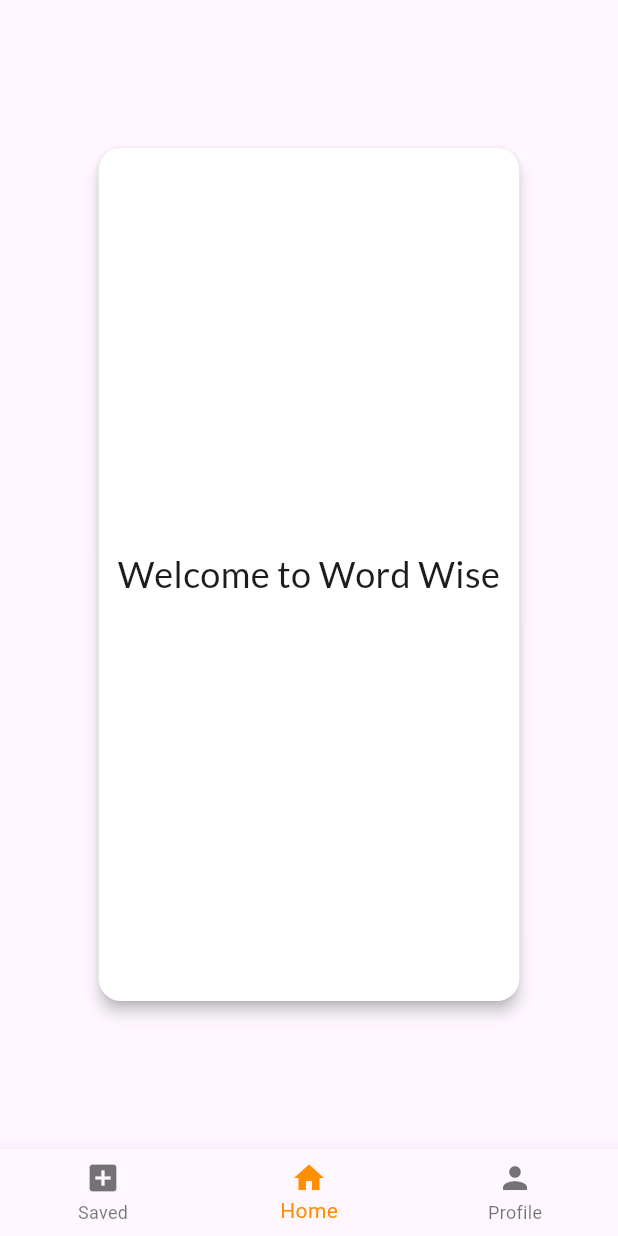
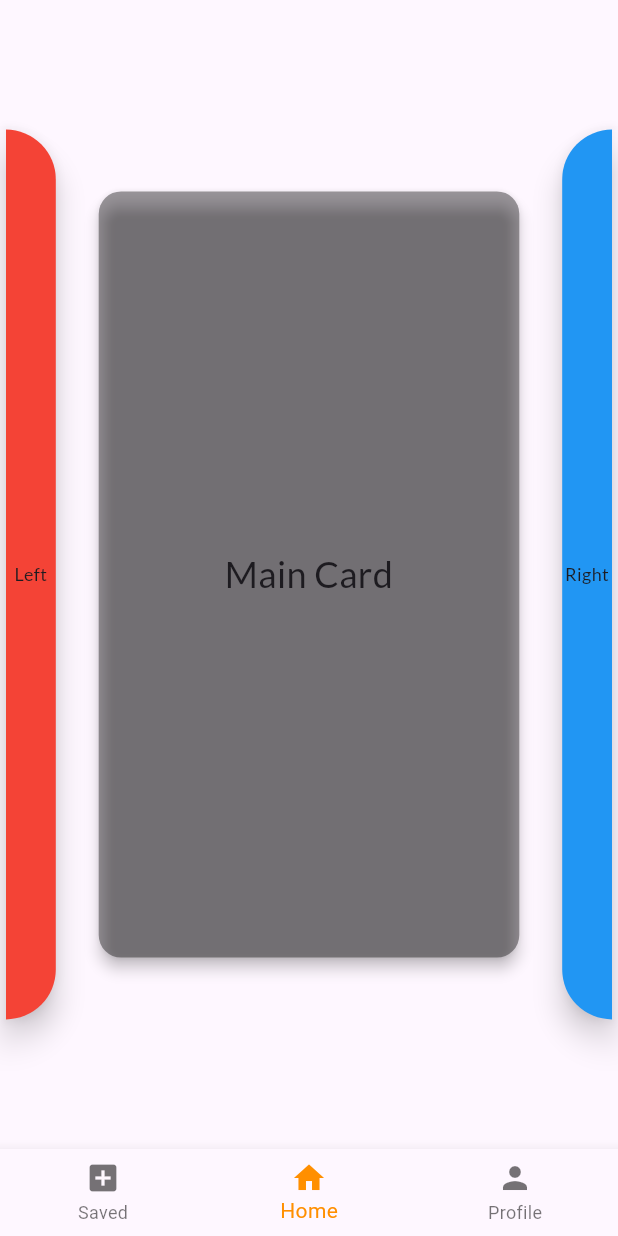
Before and after one commit to ipobeatz/AppJam, a Flutter app: the MyHomePage screen opened directly, on a phone screen of 412 x 824 dp. Run offline on Flutter 3.47's test engine with Material 3 defaults, Android fonts, the phone set to English and light mode, and no system bars; our stand-ins replace flutter_svg, google_fonts; network calls fail.

Commit message:
home screen design has been designed

```diff
--- a/lib/homeScreen.dart
+++ b/lib/homeScreen.dart
@@ -1,6 +1,5 @@
 import 'package:flutter/material.dart';
 import 'package:google_fonts/google_fonts.dart';
-import 'package:flutter_svg/flutter_svg.dart';
 import 'package:word_wise/loginScreen.dart';
 import 'package:word_wise/splashScreen.dart';
 
@@ -27,28 +26,132 @@ class MyHomePage extends StatefulWidget {
 
 class _MyHomePageState extends State<MyHomePage> {
   int _selectedIndex = 1; // Default olarak Home Page seçili olacak
+  double _leftCardOffset = 0;
+  double _rightCardOffset = 0;
+  double _mainCardOffsetX = 0;
+  double _mainCardOffsetY = 0;
+  String _mainCardText = "Main Card";
+  String _leftCardText = "Left";
+  String _rightCardText = "Right";
 
-  static List<Widget> _pages(BuildContext context) => <Widget>[
+  List<Widget> _pages(BuildContext context) => <Widget>[
     Center(child: Text('Saved Page')),
-    Center(
+    Stack(
+      children: [
+        AnimatedPositioned(
+          duration: Duration(milliseconds: 300),
+          top: MediaQuery.of(context).size.height * 0.15 + _mainCardOffsetY,
+          left: MediaQuery.of(context).size.width * 0.15 + _mainCardOffsetX,
+          right: MediaQuery.of(context).size.width * 0.15 - _mainCardOffsetX,
+          bottom: MediaQuery.of(context).size.height * 0.15 - _mainCardOffsetY,
+          child: GestureDetector(
+            onPanUpdate: (details) {
+              setState(() {
+                _mainCardOffsetX += details.delta.dx;
+                _mainCardOffsetY += details.delta.dy;
+              });
+            },
+            onPanEnd: (details) {
+              if (_mainCardOffsetX > 100) {
+                // Sağ tarafa kaydırıldı
+                setState(() {
+                  _mainCardOffsetX = MediaQuery.of(context).size.width;
+                  String temp = _mainCardText;
+                  _mainCardText = _rightCardText;
+                  _rightCardText = temp;
+                  _mainCardOffsetX = 0;
+                  _mainCardOffsetY = 0;
+                });
+              } else if (_mainCardOffsetX < -100) {
+                // Sol tarafa kaydırıldı
+                setState(() {
+                  _mainCardOffsetX = -MediaQuery.of(context).size.width;
+                  String temp = _mainCardText;
+                  _mainCardText = _leftCardText;
+                  _leftCardText = temp;
+                  _mainCardOffsetX = 0;
+                  _mainCardOffsetY = 0;
+                });
+              } else {
+                setState(() {
+                  _mainCardOffsetX = 0;
+                  _mainCardOffsetY = 0;
+                });
+              }
+            },
             child: Container(
               width: MediaQuery.of(context).size.width * 0.7,
               height: MediaQuery.of(context).size.height * 0.7,
               child: Card(
-          color: Colors.white,
+                color: Colors.black38,
                 elevation: 4,
                 shape: RoundedRectangleBorder(
                   borderRadius: BorderRadius.circular(15),
                 ),
                 child: Center(
                   child: Text(
-              'Welcome to Word Wise',
+                    _mainCardText,
                     style: GoogleFonts.lato(fontSize: 24),
                     textAlign: TextAlign.center,
                   ),
                 ),
               ),
             ),
+          ),
+        ),
+        Positioned(
+          top: MediaQuery.of(context).size.height * 0.10,
+          left: 0,
+          bottom: MediaQuery.of(context).size.height * 0.10, // Bu, sol card'ın tam yüksekliği kapsamasını sağlar
+          child: Container(
+            width: MediaQuery.of(context).size.width * 0.1,
+            height: MediaQuery.of(context).size.height * 0.6, // Bu, card'ın tam yüksekliği kapsamasını sağlar
+            child: Card(
+              color: Colors.red,
+              elevation: 8,
+              shape: RoundedRectangleBorder(
+                borderRadius: BorderRadius.only(
+                  topRight: Radius.circular(35),
+                  bottomRight: Radius.circular(35),
+                ),
+              ),
+              child: Center(
+                child: Text(
+                  _leftCardText,
+                  style: GoogleFonts.lato(fontSize: 12),
+                  textAlign: TextAlign.center,
+                ),
+              ),
+            ),
+          ),
+        ),
+        Positioned(
+          top: MediaQuery.of(context).size.height * 0.10,
+          right: 0,
+          bottom: MediaQuery.of(context).size.height * 0.10, // Bu, sağ card'ın tam yüksekliği kapsamasını sağlar
+          child: Container(
+            width: MediaQuery.of(context).size.width * 0.1,
+            height: MediaQuery.of(context).size.height * 0.6, // Bu, card'ın tam yüksekliği kapsamasını sağlar
+            child: Card(
+              color: Colors.blue,
+              elevation: 8,
+              shape: RoundedRectangleBorder(
+                borderRadius: BorderRadius.only(
+                  topLeft: Radius.circular(35),
+                  bottomLeft: Radius.circular(35),
+                ),
+              ),
+              child: Center(
+                child: Text(
+                  _rightCardText,
+                  style: GoogleFonts.lato(fontSize: 12),
+                  textAlign: TextAlign.center,
+                ),
+              ),
+            ),
+          ),
+        ),
+      ],
     ),
     Center(child: Text('Profile Page')),
   ];
```
Lines whose indentation alone changed are shown as unchanged.
